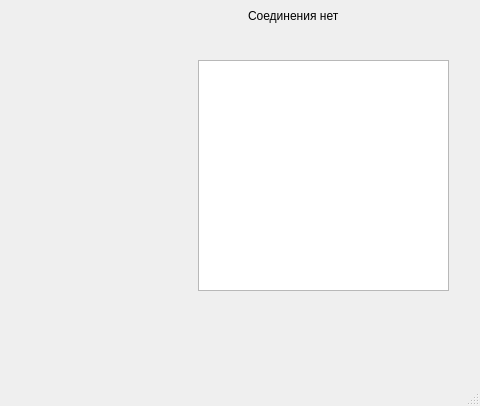
Before: the Qt Designer form tempgraph.ui in DiamondJinxx/temp-graph, drawn with Qt 5; both pictures show x 882 to 1362 and y 460 to 866 of the 1362 by 866 pixel window.
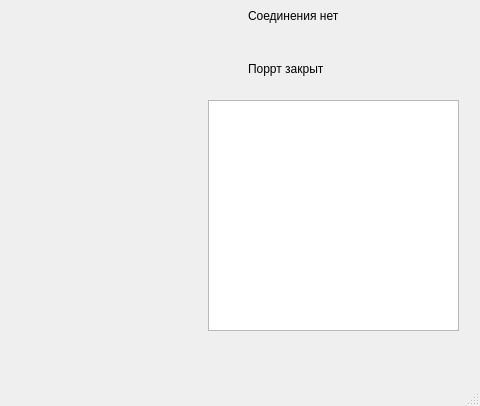
After: the same form once the commit is applied.

Commit message:
Изменено: 	-НИЧЕГО;
Добавлено:
	-функция закрытия соединения с портом;

Осталось:
	-кнопки запроса данных с МК;
	-бутафорное чтение данных с порта;

Patch:
```diff
--- a/tempgraph.ui
+++ b/tempgraph.ui
@@ -175,8 +175,8 @@
    <widget class="QWidget" name="verticalLayoutWidget_2">
     <property name="geometry">
      <rect>
-      <x>1080</x>
-      <y>520</y>
+      <x>1090</x>
+      <y>560</y>
       <width>251</width>
       <height>231</height>
      </rect>
@@ -217,6 +217,19 @@
      <string>Соединения нет</string>
     </property>
    </widget>
+   <widget class="QLabel" name="lbl_port_status">
+    <property name="geometry">
+     <rect>
+      <x>1130</x>
+      <y>520</y>
+      <width>121</width>
+      <height>17</height>
+     </rect>
+    </property>
+    <property name="text">
+     <string>Поррт закрыт</string>
+    </property>
+   </widget>
   </widget>
   <widget class="QMenuBar" name="menubar">
    <property name="geometry">
```
The commit also changes 2 other files.
